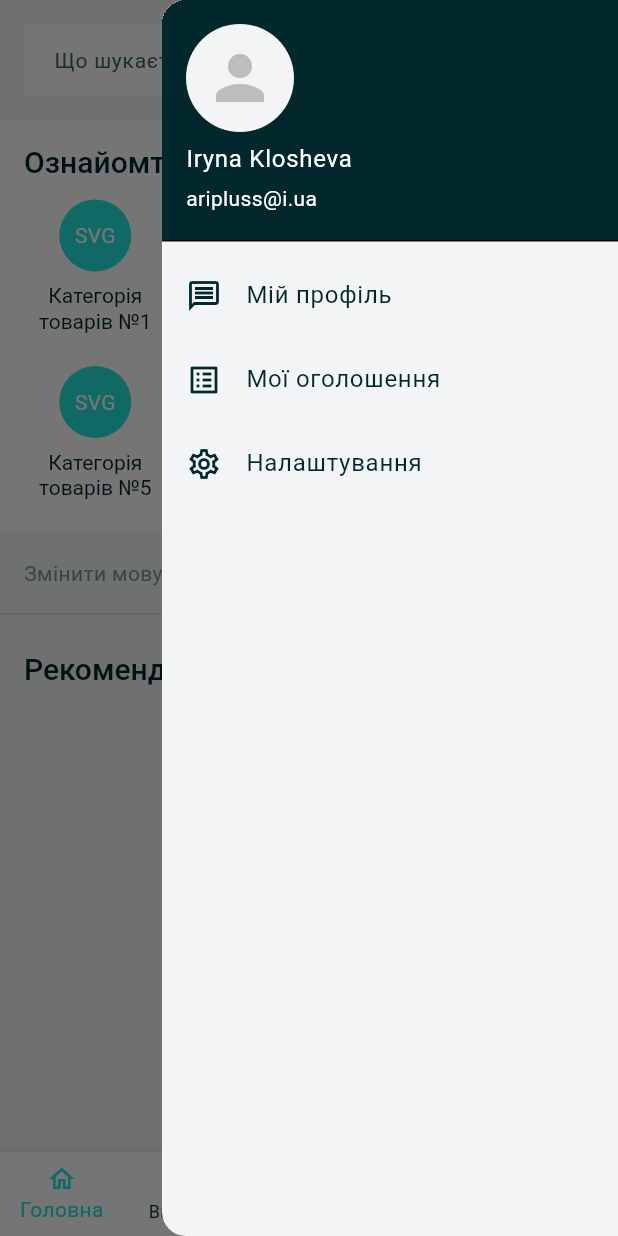
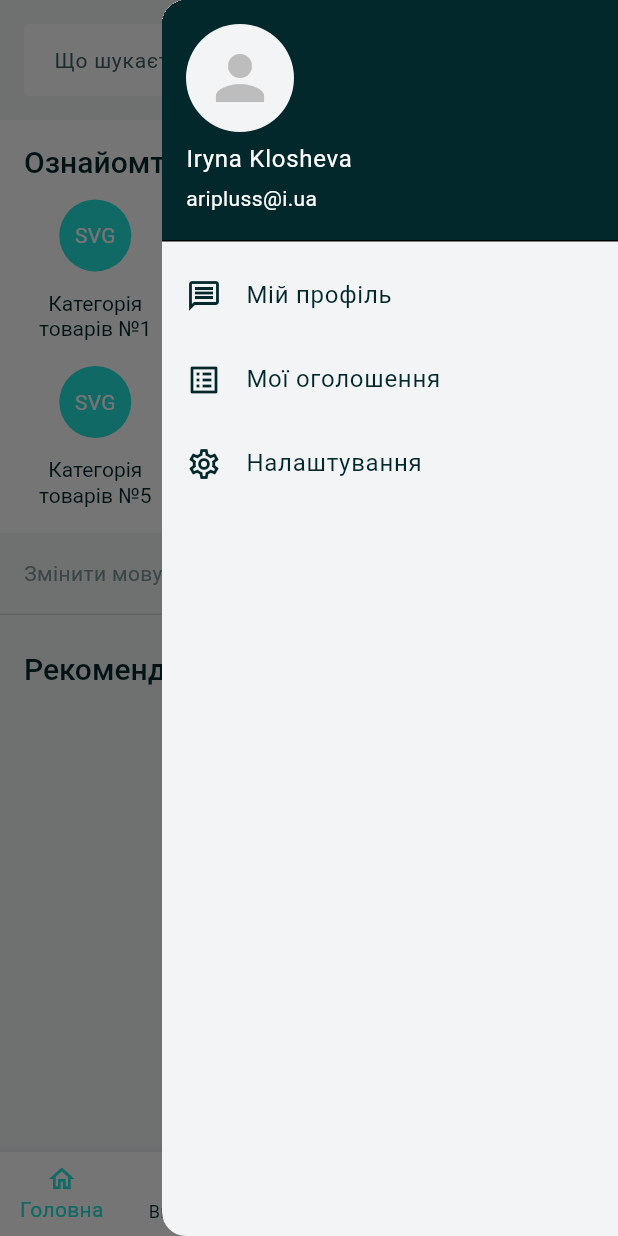
Before and after one commit to aripluss/flutter-layout-olx, a Flutter app: the screen it shows after launch, after a tap on the "menu" icon, on a phone screen of 412 x 824 dp. Run offline on Flutter 3.47's test engine with Material 3 defaults, Android fonts, the phone set to English and light mode, and no system bars; our stand-ins replace shared_preferences; network calls fail.

Commit message:
fix styles

```diff
--- a/lib/pages/favorites/favorites_page.dart
+++ b/lib/pages/favorites/favorites_page.dart
@@ -11,12 +11,6 @@ class FavoritesPage extends StatelessWidget {
 
   @override
   Widget build(BuildContext context) {
-    // final favoriteProductsList = context.watch<FavoritesModel>().favorites; // теж працює
-    // final isEmpty = favoriteProductsList.isEmpty;
-    final favoriteProducts = Provider.of<FavoritesModel>(context);
-    final favoriteProductsList = favoriteProducts.favorites;
-    final isEmpty = favoriteProducts.count == 0;
-
     return Container(
       color: Theme.of(context).colorScheme.surface,
       child: SafeArea(
@@ -29,7 +23,11 @@ class FavoritesPage extends StatelessWidget {
               bottom: AppDimensions.padding16,
               left: AppDimensions.padding16,
             ),
-            child: isEmpty
+            child: Consumer<FavoritesModel>(
+              builder: (context, favoritesModel, child) {
+                final favoriteProductsList = favoritesModel.favorites;
+                final isEmpty = favoriteProductsList.isEmpty;
+                return isEmpty
                     ? SizedBox(
                         height: MediaQuery.of(context).size.height - 224,
                         child: Column(
@@ -43,7 +41,9 @@ class FavoritesPage extends StatelessWidget {
                           ],
                         ),
                       )
-                : ProductsGrid(products: favoriteProductsList),
+                    : ProductsGrid(products: favoriteProductsList);
+              },
+            ),
           ),
         ),
       ),
--- a/lib/pages/home/categories_grid.dart
+++ b/lib/pages/home/categories_grid.dart
@@ -45,7 +45,8 @@ class CategoriesGrid extends StatelessWidget {
       ),
       itemCount: 8,
       itemBuilder: (context, index) {
-        return Column(
+        return Expanded(
+          child: Column(
             mainAxisSize: MainAxisSize.min,
             crossAxisAlignment: CrossAxisAlignment.center,
             children: [
@@ -61,7 +62,7 @@ class CategoriesGrid extends StatelessWidget {
                 child: Text("SVG", style: const TextStyle(color: Colors.white)),
               ),
 
-            const SizedBox(height: 8),
+              Spacer(),
 
               Text(
                 'Категорія товарів №${index + 1}',
@@ -69,6 +70,7 @@ class CategoriesGrid extends StatelessWidget {
                 style: Theme.of(context).textTheme.headlineMedium,
               ),
             ],
+          ),
         );
       },
     );
--- a/lib/services/api_service.dart
+++ b/lib/services/api_service.dart
@@ -39,7 +39,7 @@ class FakeStoreService implements ProductService {
       if (response.statusCode == 200) {
         final List<dynamic> data = jsonDecode(response.body);
 
-        // await Future.delayed(const Duration(seconds: 5)); // імітація затримки мережі
+        // await Future.delayed(const Duration(seconds: 5),); // імітація затримки мережі
 
         return data.map((item) => Product.fromFakeStore(item)).toList();
       } else {
```
Also changed, not shown: lib/pages/shared/product_card.dart (+7 -3 lines). Lines whose indentation alone changed are shown as unchanged.
